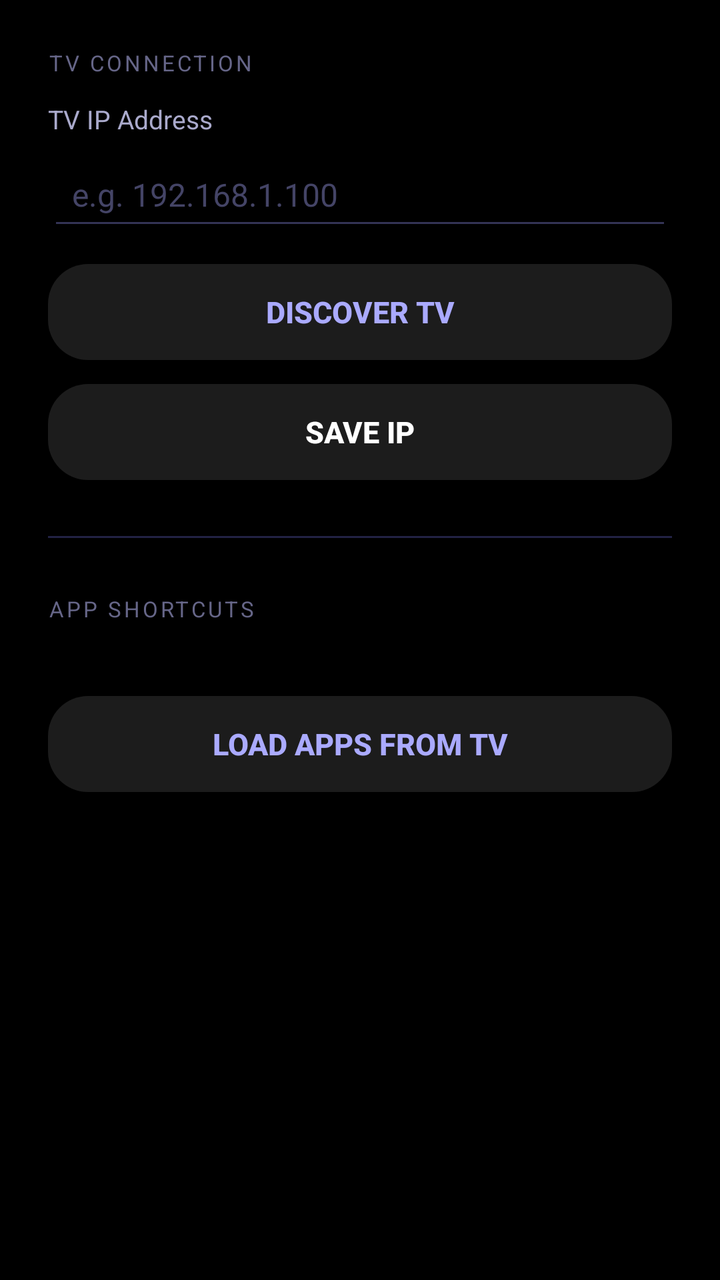
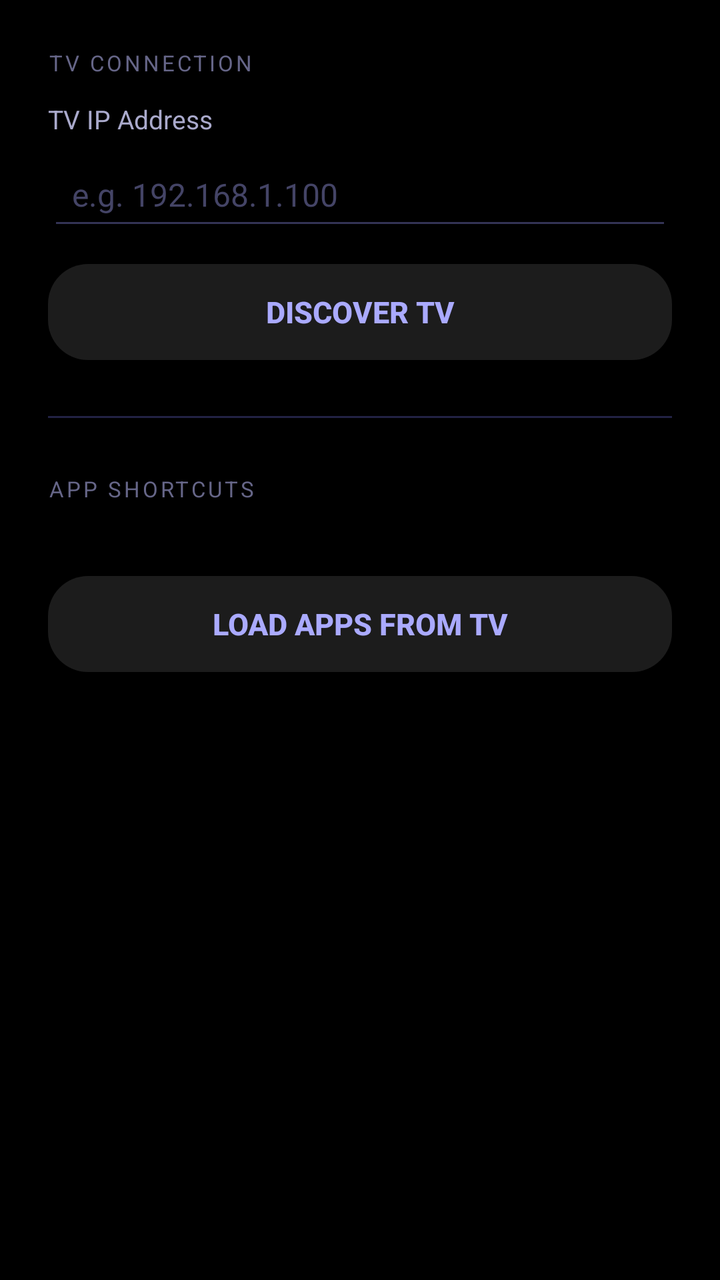

The first picture is an Android layout as it rendered before a commit; the second is the same layout after the commit. The layout source and the unified diff follow.
<!-- AndroidManifest.xml: application theme Theme.LGRemote -->
<!-- res/layout/activity_settings.xml -->
<?xml version="1.0" encoding="utf-8"?>
<androidx.core.widget.NestedScrollView
    xmlns:android="http://schemas.android.com/apk/res/android"
    android:layout_width="match_parent"
    android:layout_height="match_parent"
    android:background="#000000"
    android:fillViewport="true">

    <LinearLayout
        android:layout_width="match_parent"
        android:layout_height="wrap_content"
        android:orientation="vertical"
        android:paddingHorizontal="24dp"
        android:paddingTop="24dp"
        android:paddingBottom="48dp">

        
        <TextView
            android:layout_width="match_parent"
            android:layout_height="wrap_content"
            android:text="TV CONNECTION"
            android:textColor="#666688"
            android:textSize="11sp"
            android:letterSpacing="0.12"
            android:layout_marginBottom="12dp" />

        <TextView
            android:layout_width="match_parent"
            android:layout_height="wrap_content"
            android:text="TV IP Address"
            android:textColor="#AAAACC"
            android:textSize="13sp"
            android:layout_marginBottom="6dp" />

        <EditText
            android:id="@+id/edit_tv_ip"
            android:layout_width="match_parent"
            android:layout_height="wrap_content"
            android:hint="e.g. 192.168.1.100"
            android:inputType="textUri"
            android:textColor="#FFFFFF"
            android:textColorHint="#444466"
            android:backgroundTint="#333355"
            android:padding="12dp"
            android:textSize="16sp" />

        <LinearLayout
            android:layout_width="match_parent"
            android:layout_height="wrap_content"
            android:layout_marginTop="12dp"
            android:orientation="horizontal"
            android:gravity="center_vertical">

            <Button
                android:id="@+id/btn_discover"
                android:layout_width="0dp"
                android:layout_height="wrap_content"
                android:layout_weight="1"
                android:background="@drawable/bg_squircle_dark"
                android:text="Discover TV"
                android:textColor="#AAAAFF"
                android:textSize="15sp"
                android:textStyle="bold" />

            <ProgressBar
                android:id="@+id/discover_spinner"
                android:layout_width="32dp"
                android:layout_height="32dp"
                android:layout_marginStart="12dp"
                android:visibility="gone"
                android:indeterminateTint="#AAAAFF" />

        </LinearLayout>

        <Button
            android:id="@+id/btn_save"
            android:layout_width="match_parent"
            android:layout_height="wrap_content"
            android:layout_marginTop="12dp"
            android:background="@drawable/bg_squircle_dark"
            android:text="Save IP"
            android:textColor="#FFFFFF"
            android:textSize="15sp"
            android:textStyle="bold" />

        
        <View
            android:layout_width="match_parent"
            android:layout_height="1dp"
            android:layout_marginTop="28dp"
            android:layout_marginBottom="28dp"
            android:background="#222244" />

        
        <TextView
            android:layout_width="match_parent"
            android:layout_height="wrap_content"
            android:text="APP SHORTCUTS"
            android:textColor="#666688"
            android:textSize="11sp"
            android:letterSpacing="0.12"
            android:layout_marginBottom="8dp" />

        <TextView
            android:id="@+id/tv_shortcuts_summary"
            android:layout_width="match_parent"
            android:layout_height="wrap_content"
            android:textColor="#666688"
            android:textSize="12sp"
            android:layout_marginBottom="12dp" />

        <LinearLayout
            android:layout_width="match_parent"
            android:layout_height="wrap_content"
            android:orientation="horizontal"
            android:gravity="center_vertical">

            <Button
                android:id="@+id/btn_load_apps"
                android:layout_width="0dp"
                android:layout_height="wrap_content"
                android:layout_weight="1"
                android:background="@drawable/bg_squircle_dark"
                android:text="Load Apps from TV"
                android:textColor="#AAAAFF"
                android:textSize="15sp"
                android:textStyle="bold" />

            <ProgressBar
                android:id="@+id/load_apps_spinner"
                android:layout_width="32dp"
                android:layout_height="32dp"
                android:layout_marginStart="12dp"
                android:visibility="gone"
                android:indeterminateTint="#AAAAFF" />

        </LinearLayout>

        
        <androidx.recyclerview.widget.RecyclerView
            android:id="@+id/apps_grid"
            android:layout_width="match_parent"
            android:layout_height="wrap_content"
            android:layout_marginTop="16dp"
            android:nestedScrollingEnabled="false"
            android:visibility="gone" />


    </LinearLayout>

</androidx.core.widget.NestedScrollView>
<!-- resources referenced by this layout -->
<resources>
  <!-- drawable bg_squircle_dark (drawable) -->
  <?xml version="1.0" encoding="utf-8"?>
  <shape xmlns:android="http://schemas.android.com/apk/res/android">
      <solid android:color="#1C1C1C" />
      <corners android:radius="20dp" />
  </shape>
  <style name="Theme.LGRemote" parent="Theme.AppCompat.NoActionBar">
          <item name="android:windowBackground">#000000</item>
          <item name="android:statusBarColor">#000000</item>
          <item name="android:navigationBarColor">#000000</item>
      </style>
</resources>

<!-- the commit's change to res/layout/activity_settings.xml (unified diff, before → after) -->
@@ -72,16 +72,6 @@
 
         </LinearLayout>
 
-        <Button
-            android:id="@+id/btn_save"
-            android:layout_width="match_parent"
-            android:layout_height="wrap_content"
-            android:layout_marginTop="12dp"
-            android:background="@drawable/bg_squircle_dark"
-            android:text="Save IP"
-            android:textColor="#FFFFFF"
-            android:textSize="15sp"
-            android:textStyle="bold" />
 
         
         <View
